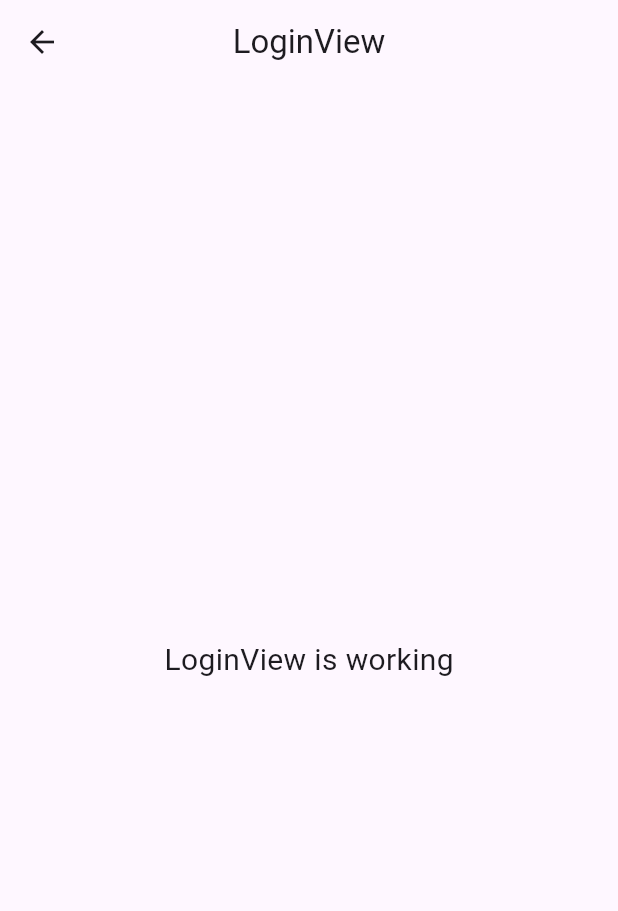
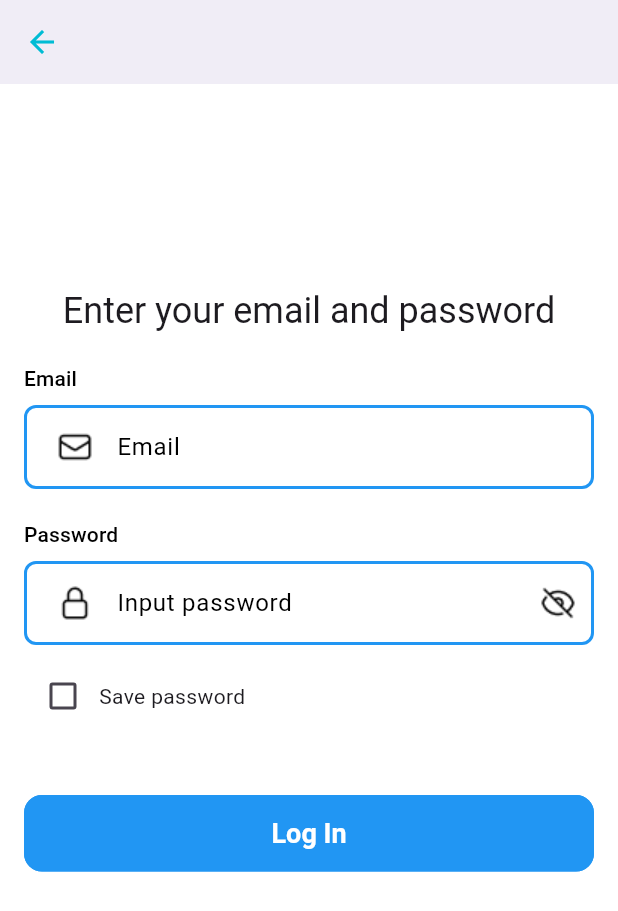
Before and after one commit to muj-i/snap_share_t3, a Flutter app: the LoginView screen opened by its route, on a phone screen of 412 x 824 dp. Shown: the top 911 px of the screen. Run offline on Flutter 3.47's test engine with Material 3 defaults, Android fonts, the phone set to English and light mode, and no system bars; our stand-ins replace cached_network_image, firebase_core, flutter_svg, get, shared_preferences; accounts and stored records are empty; Roboto replaces fonts that are missing (Poppins).

Commit message:
Login screen ui done. AssetsUtils envelope png correction simple theme design

```diff
--- a/lib/app/common/utils/AssetsUtils.dart
+++ b/lib/app/common/utils/AssetsUtils.dart
@@ -12,7 +12,7 @@ class AssetsUtils {
   static const String checked = '$_imagesPath/Checked.png';
   static const String comment = '$_imagesPath/comment.png';
   static const String downarrow = '$_imagesPath/Down_Arrow.png';
-  static const String envelop = '$_imagesPath/envelop.png';
+  static const String envelop = '$_imagesPath/envelope.png';
   static const String eye = '$_imagesPath/eye.png';
   static const String eyeslash = '$_imagesPath/eye-slash.png';
   static const String grid = '$_imagesPath/Grid.png';
--- a/lib/app/modules/login/controllers/login_controller.dart
+++ b/lib/app/modules/login/controllers/login_controller.dart
@@ -1,12 +1,18 @@
+import 'package:flutter/cupertino.dart';
 import 'package:get/get.dart';
 
 class LoginController extends GetxController {
-  //TODO: Implement LoginController
 
-  final count = 0.obs;
+  final GlobalKey<FormState> loginFormKey = GlobalKey<FormState>();
+  final emailTEController = TextEditingController();
+  final passwordTEController = TextEditingController();
+
+
   @override
   void onInit() {
     super.onInit();
+    emailTEController.text = '';
+    passwordTEController.text = '';
   }
 
   @override
@@ -17,7 +23,33 @@ class LoginController extends GetxController {
   @override
   void onClose() {
     super.onClose();
+    emailTEController.dispose();
+    passwordTEController.dispose();
   }
 
-  void increment() => count.value++;
-}
+
+  String? emailValidation(String email) {
+    if (email.isEmpty) {
+      return 'Please enter a valid Email';
+    }
+    return null;
+  }
+
+  String? passwordValidation(String password) {
+    if (password.length <= 8) {
+      return 'Please enter 8 digit password';
+    }
+    return null;
+  }
+
+  void checkLogin() {
+    if (loginFormKey.currentState!.validate()) {
+          Get.snackbar('Login', 'Login successfully');
+        } else {
+          Get.snackbar('Login', 'Invalid email or password');
+        }
+          emailTEController.clear();
+          passwordTEController.clear();
+      }
+
+  }
--- a/lib/app/modules/login/views/login_view.dart
+++ b/lib/app/modules/login/views/login_view.dart
@@ -1,22 +1,68 @@
 import 'package:flutter/material.dart';
-
 import 'package:get/get.dart';
+import 'package:snap_share_t3/app/modules/login/views/widgets/login_input_textfield.dart';
 
 import '../controllers/login_controller.dart';
 
 class LoginView extends GetView<LoginController> {
   const LoginView({Key? key}) : super(key: key);
+
   @override
   Widget build(BuildContext context) {
     return Scaffold(
       appBar: AppBar(
-        title: const Text('LoginView'),
-        centerTitle: true,
+        elevation: 5,
+        leading: BackButton(
+          onPressed: () {
+            Get.off(context);
+          },
+        ),
       ),
-      body: const Center(
-        child: Text(
-          'LoginView is working',
-          style: TextStyle(fontSize: 20),
+      body: SingleChildScrollView(
+        scrollDirection: Axis.vertical,
+        child: SafeArea(
+          child: Padding(
+            padding: const EdgeInsets.all(16.0),
+            child: Form(
+              key: controller.loginFormKey,
+              child: Column(
+                children: [
+                  const SizedBox(
+                    height: 120,
+                  ),
+                  Text(
+                    'Enter your email and password',
+                    style: Theme.of(context).textTheme.titleLarge?.copyWith(
+                          fontSize: 24,
+                        ),
+                  ),
+                  const SizedBox(
+                    height: 20,
+                  ),
+                  Login_Input_TextField(controller: controller),
+                  SizedBox(
+                    width: double.infinity,
+                    child: ElevatedButton(
+                      style: ElevatedButton.styleFrom(
+                        backgroundColor: Colors.blue,
+                        padding: const EdgeInsets.symmetric(
+                          horizontal: 120,
+                          vertical: 15,
+                        ),
+                        disabledBackgroundColor: Colors.grey,
+                        disabledForegroundColor: Colors.white70,
+                      ),
+                      onPressed: () {},
+
+                      child: const Text(
+                        'Log In',
+                      ),
+                    ),
+                  ),
+                ],
+              ),
+            ),
+          ),
         ),
       ),
     );
--- /dev/null
+++ b/lib/app/modules/login/views/widgets/login_input_textfield.dart
@@ -0,0 +1,104 @@
+import 'package:flutter/material.dart';
+import 'package:get/get.dart';
+import 'package:snap_share_t3/app/common/utils/AssetsUtils.dart';
+
+import '../../controllers/login_controller.dart';
+
+class Login_Input_TextField extends StatelessWidget {
+  const Login_Input_TextField({
+    super.key,
+    required this.controller,
+  });
+
+  final LoginController controller;
+
+  @override
+  Widget build(BuildContext context) {
+    return Column(
+      children: [
+        Row(
+          children: [
+            Text(
+              'Email',
+              style: Theme.of(context).textTheme.titleSmall?.copyWith(
+                    color: Colors.black,
+                  ),
+            ),
+          ],
+        ),
+        const SizedBox(
+          height: 8,
+        ),
+        TextFormField(
+            onChanged: (_) {
+              controller.emailTEController;
+            },
+            keyboardType: TextInputType.emailAddress,
+            decoration: const InputDecoration(
+              hintText: 'Email',
+              prefixIcon: Padding(
+                padding: EdgeInsetsDirectional.only(start: 10.0),
+                child: Image(image: AssetImage(AssetsUtils.envelop )),
+              ),
+            ),
+            validator: (value) {
+              return controller.emailValidation(value!);
+            }),
+        const SizedBox(
+          height: 20,
+        ),
+        Row(
+          children: [
+            Text(
+              'Password',
+              style: Theme.of(context).textTheme.titleSmall?.copyWith(
+                    color: Colors.black,
+                  ),
+            ),
+          ],
+        ),
+        const SizedBox(
+          height: 8,
+        ),
+        TextFormField(
+            onChanged: (_) {
+              controller.passwordTEController;
+            },
+            obscureText: true,
+            keyboardType: TextInputType.visiblePassword,
+            decoration: const InputDecoration(
+              hintText: 'Input password',
+              prefixIcon: Padding(
+                padding: EdgeInsetsDirectional.only(start: 10.0),
+                child: Image(image: AssetImage(AssetsUtils.lock)),
+              ),
+              suffixIcon: Padding(
+                padding: EdgeInsetsDirectional.only(start: 10.0),
+                child: Image(image: AssetImage(AssetsUtils.eyeslash)),
+              ),
+            ),
+            validator: (value) {
+              return controller.passwordValidation(value!);
+            }),
+        const SizedBox(
+          height: 8,
+        ),
+        Container(
+          padding: const EdgeInsets.all(2.0),
+          child: Row(
+            children: [
+              Checkbox(
+                value: isBlank,
+                onChanged: (value) => isBlank,
+              ),
+              const Text('Save password')
+            ],
+          ),
+        ),
+        const SizedBox(
+          height: 40,
+        ),
+      ],
+    );
+  }
+}
--- a/lib/main.dart
+++ b/lib/main.dart
@@ -2,6 +2,7 @@ import 'package:firebase_core/firebase_core.dart';
 import 'package:flutter/material.dart';
 
 import 'package:get/get.dart';
+import 'package:snap_share_t3/app/common/utils/theme.dart';
 import 'package:snap_share_t3/firebase_options.dart';
 
 import 'app/routes/app_pages.dart';
@@ -16,6 +17,9 @@ void main() async {
       title: "Application",
       initialRoute: AppPages.INITIAL,
       getPages: AppPages.routes,
+      themeMode: ThemeMode.system,
+      theme: CustomTheme.lightTheme,
+      darkTheme: CustomTheme.darkTheme,
     ),
   );
 }
```
Also changed, not shown: lib/app/common/utils/theme.dart (added, +142 -0 lines), pubspec.lock, 2 other files.
